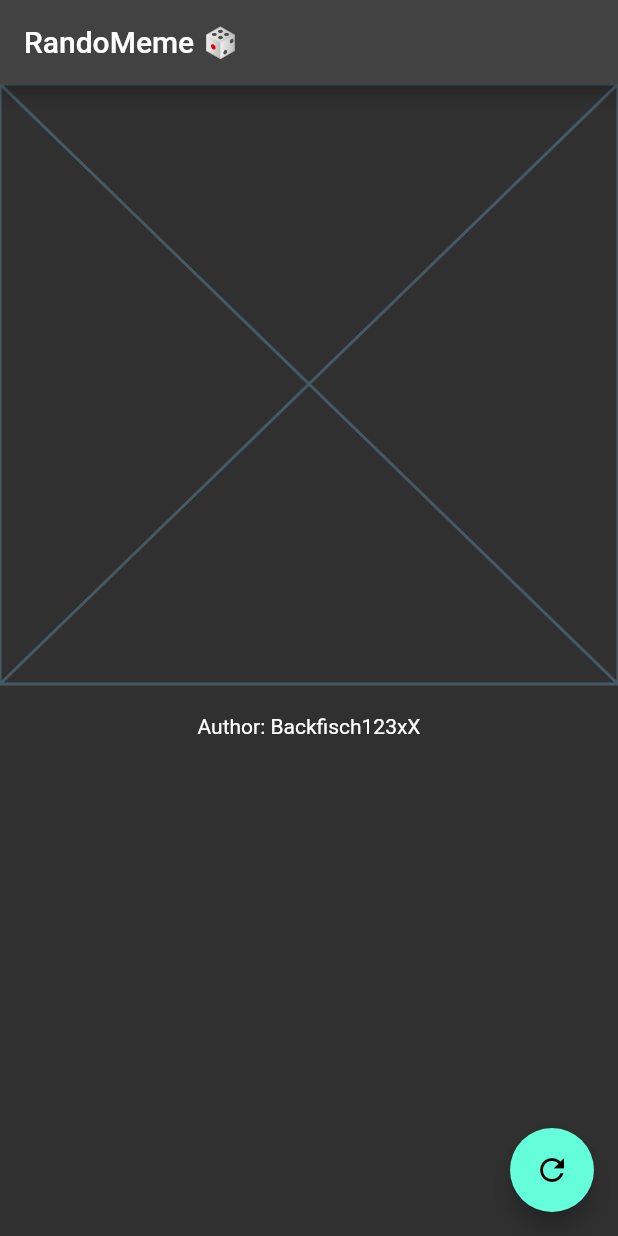
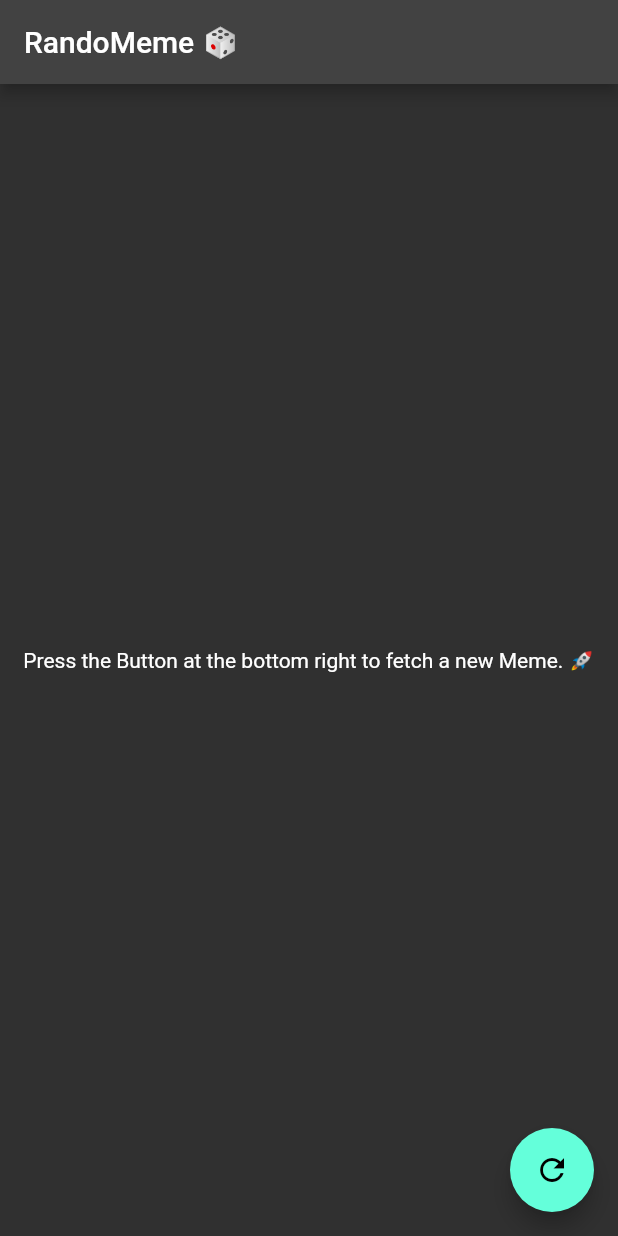
Before and after one commit to tim-w97/RandoMeme, a Flutter app: the screen it shows after launch, on a phone screen of 412 x 824 dp. Run offline on Flutter 3.47's test engine with Material 2 defaults, Android fonts, the phone set to English and light mode, and no system bars; our stand-ins replace bloc, flutter_bloc.

Commit message:
added a Bloc Builder and a proper layout to the randomizer page

```diff
--- a/lib/main.dart
+++ b/lib/main.dart
@@ -1,4 +1,7 @@
 import 'package:flutter/material.dart';
+import 'package:flutter_bloc/flutter_bloc.dart';
+import 'package:rando_meme/randomizer/cubit/randomizer_cubit.dart';
+import 'package:rando_meme/randomizer/meme_repository.dart';
 import 'package:rando_meme/randomizer/randomizer_page.dart';
 
 void main() {
@@ -14,7 +17,11 @@ class MyApp extends StatelessWidget {
     return MaterialApp(
       title: 'RandoMeme',
       theme: ThemeData.dark(),
-      home: const RandomizerPage(),
+      home: BlocProvider(
+        create: ((context) =>
+            RandomizerCubit(memeRepository: MemeRepository())),
+        child: const RandomizerPage(),
+      ),
     );
   }
 }
--- a/lib/randomizer/randomizer_page.dart
+++ b/lib/randomizer/randomizer_page.dart
@@ -1,4 +1,6 @@
 import 'package:flutter/material.dart';
+import 'package:flutter_bloc/flutter_bloc.dart';
+import 'package:rando_meme/randomizer/cubit/randomizer_cubit.dart';
 
 class RandomizerPage extends StatelessWidget {
   const RandomizerPage({super.key});
@@ -14,12 +16,22 @@ class RandomizerPage extends StatelessWidget {
         title: const Text("RandoMeme 🎲"),
       ),
       body: SafeArea(
-        child: Column(
-          children: [
-            Placeholder(),
-            const SizedBox(height: 20),
-            Text("Author: Backfisch123xX"),
-          ],
+        child: Padding(
+          padding: const EdgeInsets.all(10),
+          child: Center(
+            child: BlocBuilder<RandomizerCubit, RandomizerState>(
+              builder: (context, state) {
+                if (state is RandomizerInitial) {
+                  return const Text(
+                    "Press the Button at the bottom right to fetch a new Meme. 🚀",
+                    textAlign: TextAlign.center,
+                  );
+                }
+
+                return const CircularProgressIndicator();
+              },
+            ),
+          ),
         ),
       ),
     );
```
